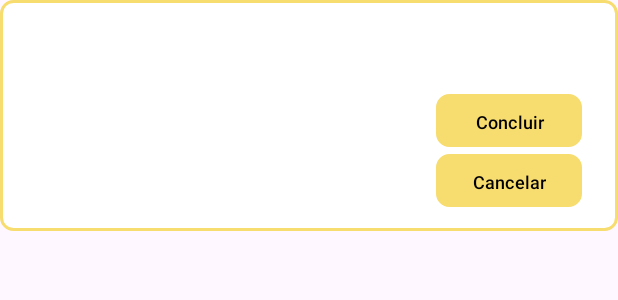
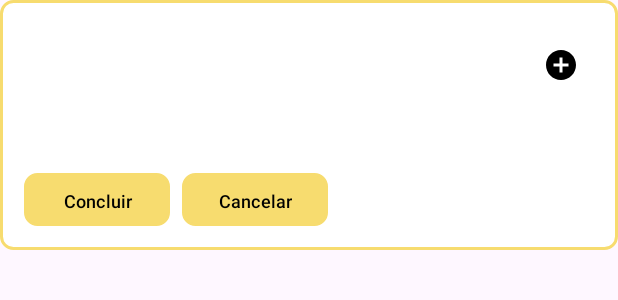
Before and after one commit to marcosv79/HomeSwift, an Android app: the layout item_orderp.xml on its own in the app's theme, with its tools: preview values and no code run, on a phone screen of 412 x 824 dp. Shown: the top 300 px of the screen. Run offline under Robolectric (Android 15) with nearby library versions, the phone set to English and light mode, and no system bars.

```diff
--- a/app/src/main/AndroidManifest.xml
+++ b/app/src/main/AndroidManifest.xml
@@ -12,6 +12,9 @@
         android:supportsRtl="true"
         android:theme="@style/Theme.HS"
         tools:targetApi="31">
+        <activity
+            android:name=".OrderDetailsActivity"
+            android:exported="false" />
         <activity
             android:name=".MessageAdapter"
             android:exported="false" />
--- /dev/null
+++ b/app/src/main/res/drawable/baseline_add_circle_24.xml
@@ -0,0 +1,5 @@
+<vector android:height="24dp" android:tint="#000000"
+    android:viewportHeight="24" android:viewportWidth="24"
+    android:width="24dp" xmlns:android="http://schemas.android.com/apk/res/android">
+    <path android:fillColor="@android:color/white" android:pathData="M12,2C6.48,2 2,6.48 2,12s4.48,10 10,10 10,-4.48 10,-10S17.52,2 12,2zM17,13h-4v4h-2v-4L7,13v-2h4L11,7h2v4h4v2z"/>
+</vector>
--- a/app/src/main/res/layout/item_orderp.xml
+++ b/app/src/main/res/layout/item_orderp.xml
@@ -31,37 +31,33 @@
         android:text="" />
 
     <TextView
-        android:id="@+id/textCost"
+        android:id="@+id/textTypeService"
         android:fontFamily="@font/nunibold"
         android:layout_width="wrap_content"
         android:layout_height="wrap_content"
         android:layout_marginTop="60dp"
+        android:layout_marginBottom="20dp"
         android:text="" />
 
-    <TextView
-        android:id="@+id/textTypeService"
+    <ImageView
+        android:id="@+id/textSeeMore"
         android:fontFamily="@font/nunibold"
         android:layout_width="wrap_content"
         android:layout_height="wrap_content"
-        android:layout_marginTop="80dp"
-        android:text="" />
-
-    <TextView
-        android:id="@+id/textStatus"
-        android:fontFamily="@font/nunibold"
-        android:layout_width="wrap_content"
-        android:layout_height="wrap_content"
-        android:layout_marginTop="100dp"
-        android:text="" />
+        android:layout_alignBaseline="@+id/textClientName"
+        android:layout_below="@id/textTypeService"
+        android:src="@drawable/baseline_add_circle_24"
+        android:layout_alignParentEnd="true"
+        android:layout_marginEnd="10dp"
+        android:text="Ver mais" />
 
     <Button
         android:id="@+id/btnFinishOrder"
         android:layout_width="97dp"
         android:layout_height="35dp"
         android:text="Concluir"
-        android:layout_alignBaseline="@+id/textCost"
-        android:layout_alignParentEnd="true"
         android:layout_marginEnd="8dp"
+        android:layout_below="@id/textTypeService"
         android:background="@drawable/rounded_et_bck"
         android:textSize="12sp"/>
 
@@ -70,9 +66,9 @@
         android:layout_width="97dp"
         android:layout_height="35dp"
         android:text="Cancelar"
-        android:layout_alignBaseline="@+id/textStatus"
-        android:layout_alignParentEnd="true"
         android:layout_marginEnd="8dp"
+        android:layout_toEndOf="@id/btnFinishOrder"
+        android:layout_below="@id/textTypeService"
         android:background="@drawable/rounded_et_bck"
         android:textSize="12sp"/>
 
```
Also changed, not shown: app/src/main/java/pt/ipca/hs/OrderAdapterP.kt (+11 -4 lines), app/src/main/java/pt/ipca/hs/ampPedidosFragment.kt (+35 -1 lines).
